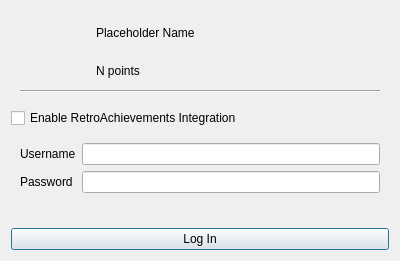
Qt form src/citra_qt/retro_achievements/dialog.ui (azahar-emu/azahar) before a commit.
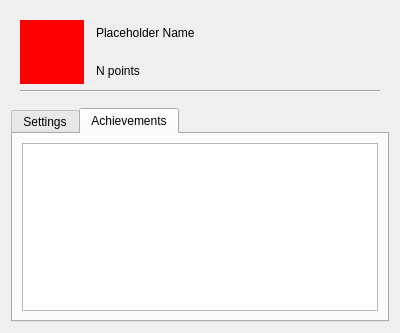
The same form after that commit. The open tabs and pages were chosen to show the change.

Commit message: Prepare dialog UI for achievement list

Diff of the .ui file:
```diff
--- a/src/citra_qt/retro_achievements/dialog.ui
+++ b/src/citra_qt/retro_achievements/dialog.ui
@@ -7,7 +7,7 @@
     <x>0</x>
     <y>0</y>
     <width>400</width>
-    <height>200</height>
+    <height>333</height>
    </rect>
   </property>
   <property name="windowTitle">
@@ -42,6 +42,9 @@
             <height>64</height>
            </size>
           </property>
+          <property name="styleSheet">
+           <string notr="true">#user_display_avatar { background-color: red; }</string>
+          </property>
          </widget>
         </item>
         <item>
@@ -104,6 +107,16 @@
     </widget>
    </item>
    <item>
+    <widget class="QTabWidget" name="tabs">
+     <property name="currentIndex">
+      <number>0</number>
+     </property>
+     <widget class="QWidget" name="settings_tab">
+      <attribute name="title">
+       <string>Settings</string>
+      </attribute>
+      <layout class="QVBoxLayout" name="settings_layout">
+       <item>
     <widget class="QCheckBox" name="enabled_check_box">
      <property name="text">
       <string>Enable RetroAchievements Integration</string>
@@ -140,13 +153,6 @@
      </layout>
     </widget>
    </item>
-   <item>
-    <widget class="QLabel" name="authentication_error_label">
-     <property name="styleSheet">
-      <string notr="true">color: red;</string>
-     </property>
-    </widget>
-   </item>
    <item>
     <widget class="QPushButton" name="authentication_button">
      <property name="text">
@@ -155,17 +161,32 @@
     </widget>
    </item>
    <item>
-    <spacer name="spacer">
-     <property name="orientation">
-      <enum>Qt::Orientation::Vertical</enum>
-     </property>
-     <property name="sizeHint" stdset="0">
+        <widget class="QLabel" name="authentication_error_label">
+         <property name="styleSheet">
+          <string notr="true">color: red;</string>
+         </property>
+        </widget>
+       </item>
+      </layout>
+     </widget>
+     <widget class="QWidget" name="achievements_tab">
+      <attribute name="title">
+       <string>Achievements</string>
+      </attribute>
+      <layout class="QVBoxLayout" name="achievements_layout">
+       <item>
+        <widget class="QListWidget" name="achievements_list">
+         <property name="iconSize">
       <size>
-       <width>0</width>
-       <height>0</height>
-      </size>
-     </property>
-    </spacer>
+           <width>64</width>
+           <height>64</height>
+          </size>
+         </property>
+        </widget>
+       </item>
+      </layout>
+     </widget>
+    </widget>
    </item>
   </layout>
  </widget>
```
Left out of the diff: 6 changed lines with no effect on the pictures. Lines whose indentation alone changed are shown as unchanged.
